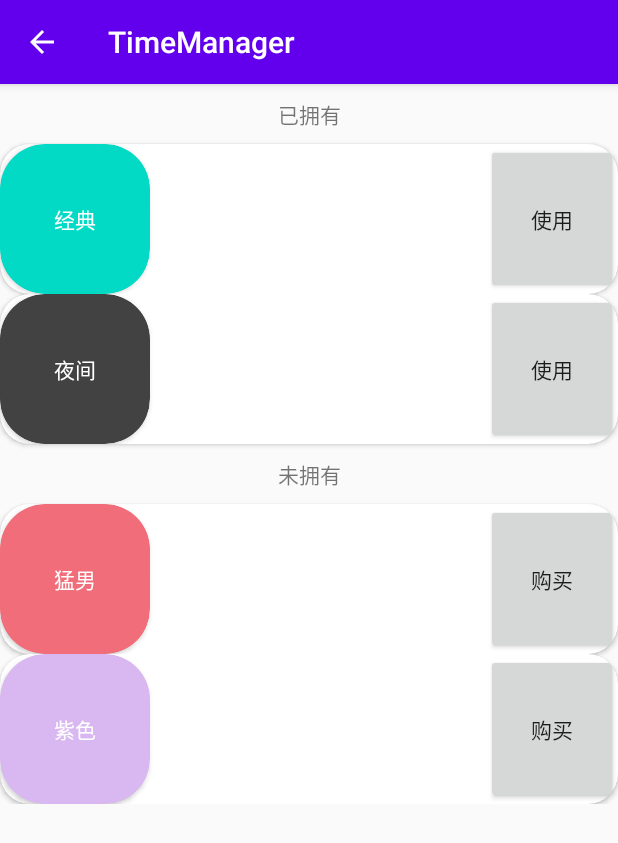
After one commit to TimeMasterLuo/TimeManager, an Android app: the ThemeStore screen opened directly, with no data from a screen before it, on a phone screen of 412 x 824 dp. The commit adds this screen. Shown: the top 843 px of the screen. Run offline under Robolectric (Android 15) with nearby library versions, the phone set to English and light mode, and no system bars.

Commit message:
UI: ThemeStore. --XY 2020.10.10

```diff
--- a/app/src/main/AndroidManifest.xml
+++ b/app/src/main/AndroidManifest.xml
@@ -9,7 +9,10 @@
         android:roundIcon="@mipmap/ic_launcher_round"
         android:supportsRtl="true"
         android:theme="@style/AppTheme">
-        <activity android:name=".HistoryDetail"
+        <activity android:name=".ThemeStore"
+            android:parentActivityName=".Home" />
+        <activity
+            android:name=".HistoryDetail"
             android:parentActivityName=".Home" />
         <activity
             android:name=".FriendProfile"
--- /dev/null
+++ b/app/src/main/java/com/example/timemanager/ThemeStore.kt
@@ -0,0 +1,11 @@
+package com.example.timemanager
+
+import androidx.appcompat.app.AppCompatActivity
+import android.os.Bundle
+
+class ThemeStore : AppCompatActivity() {
+    override fun onCreate(savedInstanceState: Bundle?) {
+        super.onCreate(savedInstanceState)
+        setContentView(R.layout.activity_theme_store)
+    }
+}
--- a/app/src/main/java/com/example/timemanager/ui/settings/AuthorizedFragment.kt
+++ b/app/src/main/java/com/example/timemanager/ui/settings/AuthorizedFragment.kt
@@ -10,6 +10,7 @@ import androidx.fragment.app.Fragment
 import com.example.timemanager.FriendList
 import com.example.timemanager.Profile
 import com.example.timemanager.R
+import com.example.timemanager.ThemeStore
 import com.example.timemanager.ui.login.Login
 
 class AuthorizedFragment : Fragment() {
@@ -46,6 +47,14 @@ class AuthorizedFragment : Fragment() {
                 startActivity(intent)
             }
         })
+        val btn4 : Button = root.findViewById(R.id.set_theme_btn)
+        btn4.setOnClickListener(object: View.OnClickListener {
+            override fun onClick(v: View?) {
+                val intent = Intent(getActivity(), ThemeStore::class.java).apply {
+                }
+                startActivity(intent)
+            }
+        })
         return root
     }
 }
--- /dev/null
+++ b/app/src/main/res/layout/activity_theme_store.xml
@@ -0,0 +1,191 @@
+<?xml version="1.0" encoding="utf-8"?>
+<androidx.constraintlayout.widget.ConstraintLayout xmlns:android="http://schemas.android.com/apk/res/android"
+    xmlns:app="http://schemas.android.com/apk/res-auto"
+    xmlns:tools="http://schemas.android.com/tools"
+    android:layout_width="match_parent"
+    android:layout_height="match_parent"
+    tools:context=".ThemeStore">
+
+    <ScrollView
+        android:layout_width="0dp"
+        android:layout_height="0dp"
+        app:layout_constraintBottom_toBottomOf="parent"
+        app:layout_constraintEnd_toEndOf="parent"
+        app:layout_constraintStart_toStartOf="parent"
+        app:layout_constraintTop_toTopOf="parent">
+
+        <LinearLayout
+            android:layout_width="match_parent"
+            android:layout_height="wrap_content"
+            android:orientation="vertical" >
+
+            <androidx.gridlayout.widget.GridLayout
+                android:layout_width="match_parent"
+                android:layout_height="40dp">
+
+                <TextView
+                    android:id="@+id/textView18"
+                    android:layout_width="match_parent"
+                    android:layout_height="match_parent"
+                    android:gravity="center_horizontal|center_vertical"
+                    android:text="已拥有" />
+            </androidx.gridlayout.widget.GridLayout>
+
+            <androidx.cardview.widget.CardView
+                android:layout_width="match_parent"
+                android:layout_height="100dp"
+                app:cardCornerRadius="20dp">
+
+                <androidx.gridlayout.widget.GridLayout
+                    android:layout_width="match_parent"
+                    android:layout_height="match_parent">
+
+                    <androidx.cardview.widget.CardView
+                        android:layout_width="100dp"
+                        android:layout_height="match_parent"
+                        app:cardBackgroundColor="@color/colorAccent"
+                        app:cardCornerRadius="30dp">
+
+                        <TextView
+                            android:id="@+id/textView19"
+                            android:layout_width="match_parent"
+                            android:layout_height="match_parent"
+                            android:gravity="center_horizontal|center_vertical"
+                            android:text="经典"
+                            android:textColor="#FFFFFF" />
+
+                    </androidx.cardview.widget.CardView>
+
+                    <Button
+                        android:id="@+id/button5"
+                        android:layout_width="wrap_content"
+                        android:layout_height="match_parent"
+                        android:text="使用"
+                        app:layout_column="3"
+                        app:layout_row="0" />
+
+                </androidx.gridlayout.widget.GridLayout>
+
+            </androidx.cardview.widget.CardView>
+            <androidx.cardview.widget.CardView
+                android:layout_width="match_parent"
+                android:layout_height="100dp"
+                app:cardCornerRadius="20dp">
+
+                <androidx.gridlayout.widget.GridLayout
+                    android:layout_width="match_parent"
+                    android:layout_height="match_parent">
+
+                    <androidx.cardview.widget.CardView
+                        android:layout_width="100dp"
+                        android:layout_height="match_parent"
+                        app:cardBackgroundColor="@color/cardview_dark_background"
+                        app:cardCornerRadius="30dp">
+
+                        <TextView
+                            android:id="@+id/textView20"
+                            android:layout_width="match_parent"
+                            android:layout_height="match_parent"
+                            android:gravity="center_horizontal|center_vertical"
+                            android:text="夜间"
+                            android:textColor="#FFFFFF" />
+
+                    </androidx.cardview.widget.CardView>
+
+                    <Button
+                        android:id="@+id/button6"
+                        android:layout_width="wrap_content"
+                        android:layout_height="match_parent"
+                        android:text="使用"
+                        app:layout_column="3"
+                        app:layout_row="0" />
+
+                </androidx.gridlayout.widget.GridLayout>
+
+            </androidx.cardview.widget.CardView>
+            <androidx.gridlayout.widget.GridLayout
+                android:layout_width="match_parent"
+                android:layout_height="40dp">
+
+                <TextView
+                    android:id="@+id/textView21"
+                    android:layout_width="match_parent"
+                    android:layout_height="match_parent"
+                    android:gravity="center_horizontal|center_vertical"
+                    android:text="未拥有" />
+            </androidx.gridlayout.widget.GridLayout>
+            <androidx.cardview.widget.CardView
+                android:layout_width="match_parent"
+                android:layout_height="100dp"
+                app:cardCornerRadius="20dp">
+
+                <androidx.gridlayout.widget.GridLayout
+                    android:layout_width="match_parent"
+                    android:layout_height="match_parent">
+
+                    <androidx.cardview.widget.CardView
+                        android:layout_width="100dp"
+                        android:layout_height="match_parent"
+                        app:cardBackgroundColor="@color/pink"
+                        app:cardCornerRadius="30dp">
+
+                        <TextView
+                            android:id="@+id/textView22"
+                            android:layout_width="match_parent"
+                            android:layout_height="match_parent"
+                            android:gravity="center_horizontal|center_vertical"
+                            android:text="猛男"
+                            android:textColor="#FFFFFF" />
+
+                    </androidx.cardview.widget.CardView>
+
+                    <Button
+                        android:id="@+id/button7"
+                        android:layout_width="wrap_content"
+                        android:layout_height="match_parent"
+                        android:text="购买"
+                        app:layout_column="3"
+                        app:layout_row="0" />
+
+                </androidx.gridlayout.widget.GridLayout>
+
+            </androidx.cardview.widget.CardView>
+            <androidx.cardview.widget.CardView
+                android:layout_width="match_parent"
+                android:layout_height="100dp"
+                app:cardCornerRadius="20dp">
+
+                <androidx.gridlayout.widget.GridLayout
+                    android:layout_width="match_parent"
+                    android:layout_height="match_parent">
+
+                    <androidx.cardview.widget.CardView
+                        android:layout_width="100dp"
+                        android:layout_height="match_parent"
+                        app:cardBackgroundColor="#D9B8F1"
+                        app:cardCornerRadius="30dp">
+
+                        <TextView
+                            android:id="@+id/textView23"
+                            android:layout_width="match_parent"
+                            android:layout_height="match_parent"
+                            android:gravity="center_horizontal|center_vertical"
+                            android:text="紫色"
+                            android:textColor="#FFFFFF" />
+
+                    </androidx.cardview.widget.CardView>
+
+                    <Button
+                        android:id="@+id/button8"
+                        android:layout_width="wrap_content"
+                        android:layout_height="match_parent"
+                        android:text="购买"
+                        app:layout_column="3"
+                        app:layout_row="0" />
+
+                </androidx.gridlayout.widget.GridLayout>
+
+            </androidx.cardview.widget.CardView>
+        </LinearLayout>
+    </ScrollView>
+</androidx.constraintlayout.widget.ConstraintLayout>
--- a/app/src/main/res/layout/fragment_setting_authorized.xml
+++ b/app/src/main/res/layout/fragment_setting_authorized.xml
@@ -117,11 +117,11 @@
                         app:layout_row="1" />
 
                     <Button
-                        android:id="@+id/button5"
+                        android:id="@+id/set_theme_btn"
                         style="@style/Widget.AppCompat.Button.Colored"
                         android:layout_width="match_parent"
                         android:layout_height="50dp"
-                        android:text="设置主题"
+                        android:text="主题商店"
                         app:layout_column="0"
                         app:layout_row="3" />
 
--- a/app/src/main/res/values/colors.xml
+++ b/app/src/main/res/values/colors.xml
@@ -3,4 +3,5 @@
     <color name="colorPrimary">#6200EE</color>
     <color name="colorPrimaryDark">#3700B3</color>
     <color name="colorAccent">#03DAC5</color>
+    <color name="pink">#F16D7A</color>
 </resources>
```
